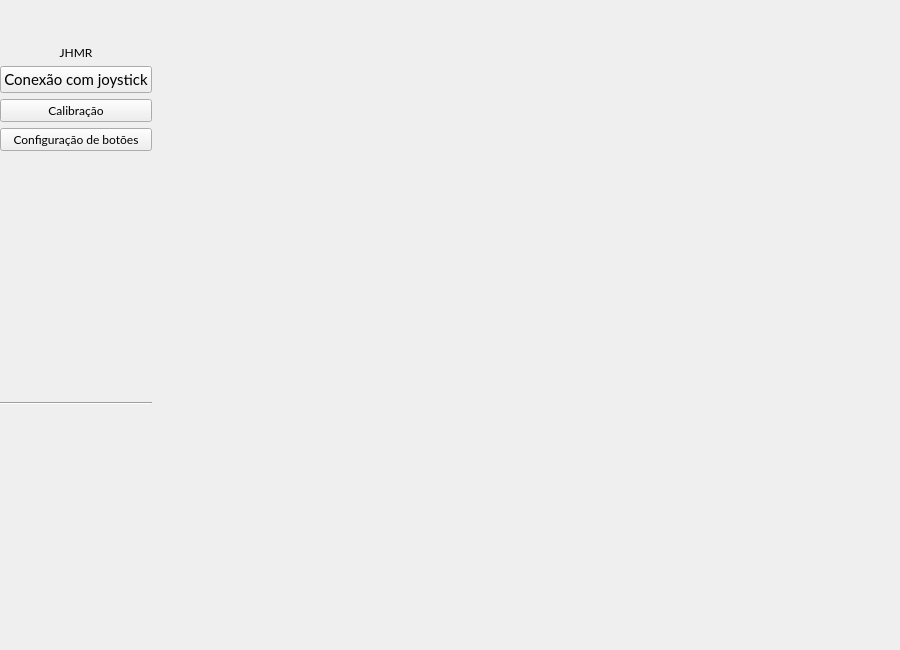
First picture: the form in ui/ui_files/main_window.ui, repository JPCassimiro/JHMR, before the edit.
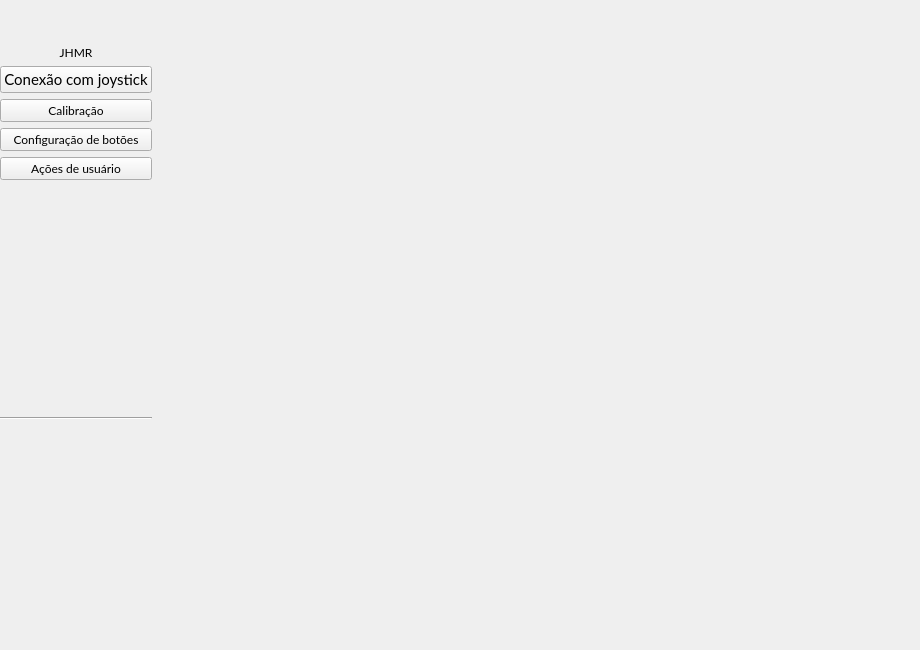
Second picture: the form after the edit.

Commit message: basic user CRUD

Diff of the .ui file:
```diff
--- a/ui/ui_files/main_window.ui
+++ b/ui/ui_files/main_window.ui
@@ -6,7 +6,7 @@
    <rect>
     <x>0</x>
     <y>0</y>
-    <width>900</width>
+    <width>920</width>
     <height>650</height>
    </rect>
   </property>
@@ -18,7 +18,7 @@
   </property>
   <property name="minimumSize">
    <size>
-    <width>900</width>
+    <width>920</width>
     <height>650</height>
    </size>
   </property>
@@ -141,7 +141,7 @@
     </item>
     <item row="0" column="0" rowspan="3">
      <widget class="QWidget" name="sideMenu_2" native="true">
-      <layout class="QVBoxLayout" name="sideMenu" stretch="0,0,1,0,0,0,0,0">
+      <layout class="QVBoxLayout" name="sideMenu" stretch="0,0,1,0,0,0,0,0,0">
        <property name="leftMargin">
         <number>0</number>
        </property>
@@ -219,6 +219,13 @@
          </property>
         </widget>
        </item>
+       <item>
+        <widget class="QPushButton" name="userActionsButton">
+         <property name="text">
+          <string>Ações de usuário</string>
+         </property>
+        </widget>
+       </item>
        <item>
         <spacer name="verticalSpacer_3">
          <property name="orientation">
```
Left out of the diff: 2 changed lines with no effect on the pictures. The commit also changes 53 other files.
